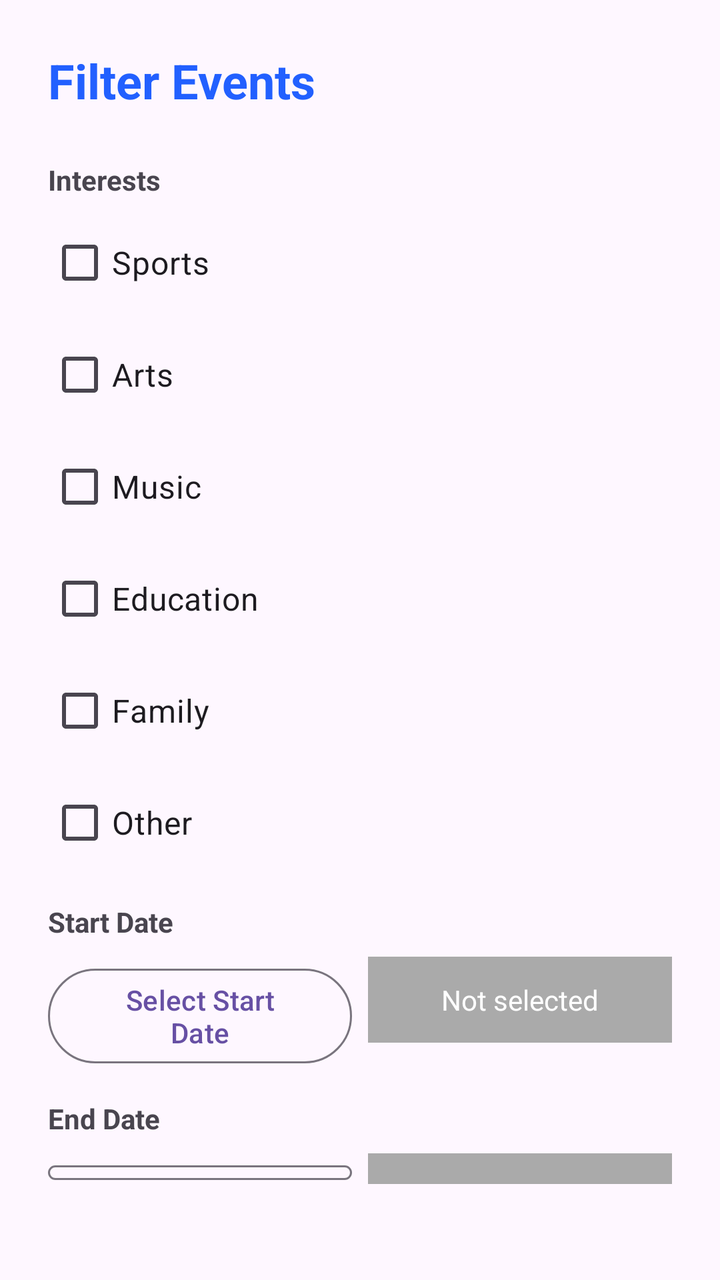
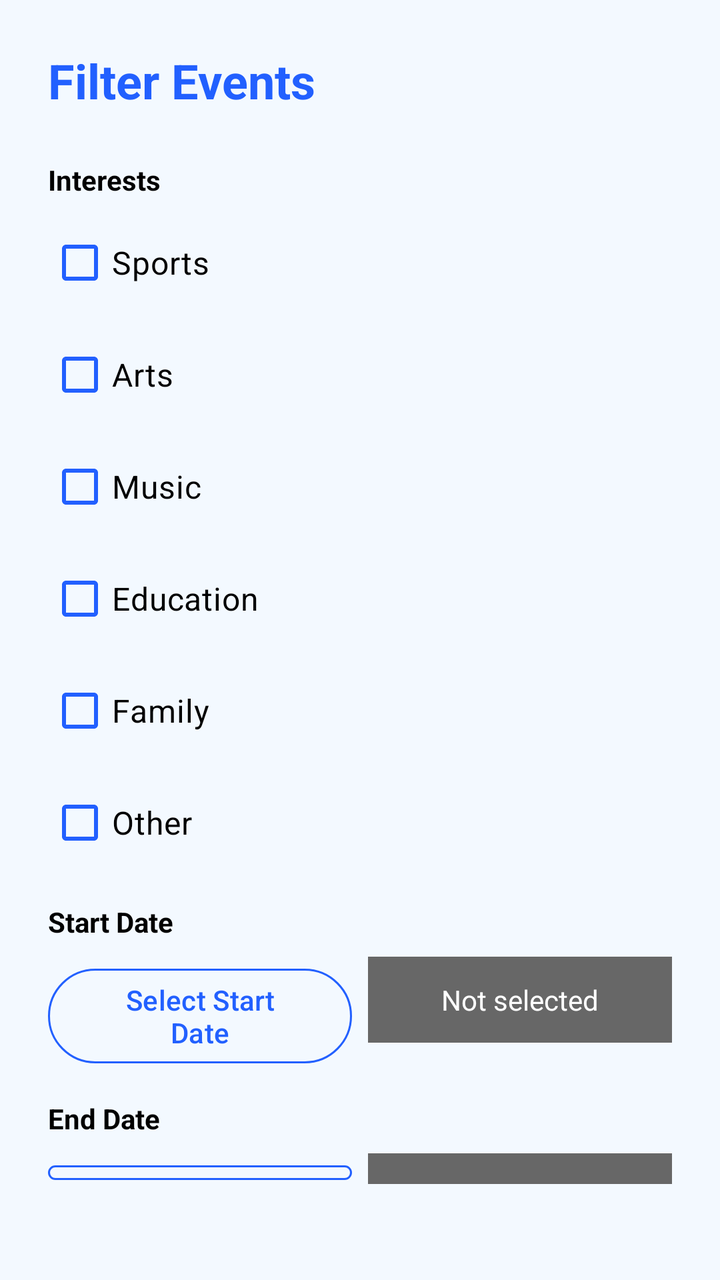

Before-and-after screenshots of an Android layout around one commit, followed by the original layout XML and the change that was made.
<!-- AndroidManifest.xml: application theme Theme.GitCat_events -->
<!-- res/layout/bottom_sheet_event_filter.xml -->
<?xml version="1.0" encoding="utf-8"?>
<LinearLayout xmlns:android="http://schemas.android.com/apk/res/android"
    xmlns:app="http://schemas.android.com/apk/res-auto"
    android:layout_width="match_parent"
    android:layout_height="wrap_content"
    android:orientation="vertical"
    android:padding="24dp">

    
    <TextView
        android:layout_width="match_parent"
        android:layout_height="wrap_content"
        android:layout_marginBottom="24dp"
        android:text="Filter Events"
        android:textColor="#2260FF"
        android:textSize="24sp"
        android:textStyle="bold" />

    
    <TextView
        android:layout_width="wrap_content"
        android:layout_height="wrap_content"
        android:layout_marginBottom="8dp"
        android:text="Interests"
        android:textSize="14sp"
        android:textStyle="bold" />

    <LinearLayout
        android:layout_width="match_parent"
        android:layout_height="wrap_content"
        android:orientation="vertical"
        android:layout_marginBottom="16dp">

        <com.google.android.material.checkbox.MaterialCheckBox
            android:id="@+id/checkboxFilterSports"
            android:layout_width="match_parent"
            android:layout_height="wrap_content"
            android:layout_marginBottom="8dp"
            android:text="Sports"
            android:textSize="16sp" />

        <com.google.android.material.checkbox.MaterialCheckBox
            android:id="@+id/checkboxFilterArts"
            android:layout_width="match_parent"
            android:layout_height="wrap_content"
            android:layout_marginBottom="8dp"
            android:text="Arts"
            android:textSize="16sp" />

        <com.google.android.material.checkbox.MaterialCheckBox
            android:id="@+id/checkboxFilterMusic"
            android:layout_width="match_parent"
            android:layout_height="wrap_content"
            android:layout_marginBottom="8dp"
            android:text="Music"
            android:textSize="16sp" />

        <com.google.android.material.checkbox.MaterialCheckBox
            android:id="@+id/checkboxFilterEducation"
            android:layout_width="match_parent"
            android:layout_height="wrap_content"
            android:layout_marginBottom="8dp"
            android:text="Education"
            android:textSize="16sp" />

        <com.google.android.material.checkbox.MaterialCheckBox
            android:id="@+id/checkboxFilterFamily"
            android:layout_width="match_parent"
            android:layout_height="wrap_content"
            android:layout_marginBottom="8dp"
            android:text="Family"
            android:textSize="16sp" />

        <com.google.android.material.checkbox.MaterialCheckBox
            android:id="@+id/checkboxFilterOther"
            android:layout_width="match_parent"
            android:layout_height="wrap_content"
            android:text="Other"
            android:textSize="16sp" />
    </LinearLayout>

    
    <TextView
        android:layout_width="wrap_content"
        android:layout_height="wrap_content"
        android:layout_marginBottom="8dp"
        android:text="Start Date"
        android:textSize="14sp"
        android:textStyle="bold" />

    <LinearLayout
        android:layout_width="match_parent"
        android:layout_height="wrap_content"
        android:layout_marginBottom="16dp"
        android:orientation="horizontal">

        <Button
            android:id="@+id/btnSelectStartDate"
            style="@style/Widget.Material3.Button.OutlinedButton"
            android:layout_width="0dp"
            android:layout_height="wrap_content"
            android:layout_marginEnd="8dp"
            android:layout_weight="1"
            android:text="Select Start Date" />

        <TextView
            android:id="@+id/tvStartDateDisplay"
            android:layout_width="0dp"
            android:layout_height="wrap_content"
            android:layout_weight="1"
            android:background="@android:color/darker_gray"
            android:gravity="center"
            android:padding="12dp"
            android:text="Not selected"
            android:textColor="@android:color/white"
            android:textSize="14sp" />
    </LinearLayout>

    
    <TextView
        android:layout_width="wrap_content"
        android:layout_height="wrap_content"
        android:layout_marginBottom="8dp"
        android:text="End Date"
        android:textSize="14sp"
        android:textStyle="bold" />

    <LinearLayout
        android:layout_width="match_parent"
        android:layout_height="wrap_content"
        android:layout_marginBottom="24dp"
        android:orientation="horizontal">

        <Button
            android:id="@+id/btnSelectEndDate"
            style="@style/Widget.Material3.Button.OutlinedButton"
            android:layout_width="0dp"
            android:layout_height="wrap_content"
            android:layout_marginEnd="8dp"
            android:layout_weight="1"
            android:text="Select End Date" />

        <TextView
            android:id="@+id/tvEndDateDisplay"
            android:layout_width="0dp"
            android:layout_height="wrap_content"
            android:layout_weight="1"
            android:background="@android:color/darker_gray"
            android:gravity="center"
            android:padding="12dp"
            android:text="Not selected"
            android:textColor="@android:color/white"
            android:textSize="14sp" />
    </LinearLayout>

    
    <TextView
        android:id="@+id/tvFilterError"
        android:layout_width="match_parent"
        android:layout_height="wrap_content"
        android:layout_marginBottom="16dp"
        android:textColor="#FF0000"
        android:textSize="12sp"
        android:visibility="gone" />

    
    <LinearLayout
        android:layout_width="match_parent"
        android:layout_height="wrap_content"
        android:orientation="horizontal">

        <Button
            android:id="@+id/btnClearFilters"
            style="@style/Widget.Material3.Button.OutlinedButton"
            android:layout_width="0dp"
            android:layout_height="wrap_content"
            android:layout_marginEnd="8dp"
            android:layout_weight="1"
            android:text="Clear Filters" />

        <Button
            android:id="@+id/btnApplyFilter"
            style="@style/Widget.Material3.Button"
            android:layout_width="0dp"
            android:layout_height="wrap_content"
            android:layout_weight="1"
            android:text="Apply Filter" />
    </LinearLayout>

</LinearLayout>
<!-- resources referenced by this layout -->
<resources>
  <style name="Theme.GitCat_events" parent="Base.Theme.GitCat_events" />
  <style name="Base.Theme.GitCat_events" parent="Theme.Material3.DayNight.NoActionBar">
          
          
      </style>
</resources>

<!-- the commit's change to res/layout/bottom_sheet_event_filter.xml (unified diff, before → after) -->
@@ -3,6 +3,7 @@
     xmlns:app="http://schemas.android.com/apk/res-auto"
     android:layout_width="match_parent"
     android:layout_height="wrap_content"
+    android:background="@color/background_color"
     android:orientation="vertical"
     android:padding="24dp">
 
@@ -12,7 +13,7 @@
         android:layout_height="wrap_content"
         android:layout_marginBottom="24dp"
         android:text="Filter Events"
-        android:textColor="#2260FF"
+        android:textColor="@color/text_color_colored"
         android:textSize="24sp"
         android:textStyle="bold" />
 
@@ -22,14 +23,15 @@
         android:layout_height="wrap_content"
         android:layout_marginBottom="8dp"
         android:text="Interests"
+        android:textColor="@color/text_color_dark"
         android:textSize="14sp"
         android:textStyle="bold" />
 
     <LinearLayout
         android:layout_width="match_parent"
         android:layout_height="wrap_content"
-        android:orientation="vertical"
-        android:layout_marginBottom="16dp">
+        android:layout_marginBottom="16dp"
+        android:orientation="vertical">
 
         <com.google.android.material.checkbox.MaterialCheckBox
             android:id="@+id/checkboxFilterSports"
@@ -37,7 +39,10 @@
             android:layout_height="wrap_content"
             android:layout_marginBottom="8dp"
             android:text="Sports"
-            android:textSize="16sp" />
+            android:textColor="@color/text_color_dark"
+            android:textSize="16sp"
+            app:buttonIconTint="@color/text_color_light"
+            app:buttonTint="@color/button_color" />
 
         <com.google.android.material.checkbox.MaterialCheckBox
             android:id="@+id/checkboxFilterArts"
@@ -45,7 +50,10 @@
             android:layout_height="wrap_content"
             android:layout_marginBottom="8dp"
             android:text="Arts"
-            android:textSize="16sp" />
+            android:textColor="@color/text_color_dark"
+            android:textSize="16sp"
+            app:buttonIconTint="@color/text_color_light"
+            app:buttonTint="@color/button_color" />
 
         <com.google.android.material.checkbox.MaterialCheckBox
             android:id="@+id/checkboxFilterMusic"
@@ -53,7 +61,10 @@
             android:layout_height="wrap_content"
             android:layout_marginBottom="8dp"
             android:text="Music"
-            android:textSize="16sp" />
+            android:textColor="@color/text_color_dark"
+            android:textSize="16sp"
+            app:buttonIconTint="@color/text_color_light"
+            app:buttonTint="@color/button_color" />
 
         <com.google.android.material.checkbox.MaterialCheckBox
             android:id="@+id/checkboxFilterEducation"
@@ -61,7 +72,10 @@
             android:layout_height="wrap_content"
             android:layout_marginBottom="8dp"
             android:text="Education"
-            android:textSize="16sp" />
+            android:textColor="@color/text_color_dark"
+            android:textSize="16sp"
+            app:buttonIconTint="@color/text_color_light"
+            app:buttonTint="@color/button_color" />
 
         <com.google.android.material.checkbox.MaterialCheckBox
             android:id="@+id/checkboxFilterFamily"
@@ -69,14 +83,20 @@
             android:layout_height="wrap_content"
             android:layout_marginBottom="8dp"
             android:text="Family"
-            android:textSize="16sp" />
+            android:textColor="@color/text_color_dark"
+            android:textSize="16sp"
+            app:buttonIconTint="@color/text_color_light"
+            app:buttonTint="@color/button_color" />
 
         <com.google.android.material.checkbox.MaterialCheckBox
             android:id="@+id/checkboxFilterOther"
             android:layout_width="match_parent"
             android:layout_height="wrap_content"
             android:text="Other"
-            android:textSize="16sp" />
+            android:textColor="@color/text_color_dark"
+            android:textSize="16sp"
+            app:buttonIconTint="@color/text_color_light"
+            app:buttonTint="@color/button_color" />
     </LinearLayout>
 
     
@@ -85,6 +105,7 @@
         android:layout_height="wrap_content"
         android:layout_marginBottom="8dp"
         android:text="Start Date"
+        android:textColor="@color/text_color_dark"
         android:textSize="14sp"
         android:textStyle="bold" />
 
@@ -101,18 +122,20 @@
             android:layout_height="wrap_content"
             android:layout_marginEnd="8dp"
             android:layout_weight="1"
-            android:text="Select Start Date" />
+            android:text="Select Start Date"
+            android:textColor="@color/button_color"
+            app:strokeColor="@color/button_color" />
 
         <TextView
             android:id="@+id/tvStartDateDisplay"
             android:layout_width="0dp"
             android:layout_height="wrap_content"
             android:layout_weight="1"
-            android:background="@android:color/darker_gray"
+            android:background="@color/text_color_medium"
             android:gravity="center"
             android:padding="12dp"
             android:text="Not selected"
-            android:textColor="@android:color/white"
+            android:textColor="@color/text_color_light"
             android:textSize="14sp" />
     </LinearLayout>
 
@@ -122,6 +145,7 @@
         android:layout_height="wrap_content"
         android:layout_marginBottom="8dp"
         android:text="End Date"
+        android:textColor="@color/text_color_dark"
         android:textSize="14sp"
         android:textStyle="bold" />
 
@@ -138,18 +162,20 @@
             android:layout_height="wrap_content"
             android:layout_marginEnd="8dp"
             android:layout_weight="1"
-            android:text="Select End Date" />
+            android:text="Select End Date"
+            android:textColor="@color/button_color"
+            app:strokeColor="@color/button_color" />
 
         <TextView
             android:id="@+id/tvEndDateDisplay"
             android:layout_width="0dp"
             android:layout_height="wrap_content"
             android:layout_weight="1"
-            android:background="@android:color/darker_gray"
+            android:background="@color/text_color_medium"
             android:gravity="center"
             android:padding="12dp"
             android:text="Not selected"
-            android:textColor="@android:color/white"
+            android:textColor="@color/text_color_light"
             android:textSize="14sp" />
     </LinearLayout>
 
@@ -176,7 +202,9 @@
             android:layout_height="wrap_content"
             android:layout_marginEnd="8dp"
             android:layout_weight="1"
-            android:text="Clear Filters" />
+            android:text="Clear Filters"
+            android:textColor="@color/button_color"
+            app:strokeColor="@color/button_color" />
 
         <Button
             android:id="@+id/btnApplyFilter"
@@ -184,7 +212,9 @@
             android:layout_width="0dp"
             android:layout_height="wrap_content"
             android:layout_weight="1"
-            android:text="Apply Filter" />
+            android:backgroundTint="@color/button_color"
+            android:text="Apply Filter"
+            android:textColor="@color/text_color_light" />
     </LinearLayout>
 
 </LinearLayout>
<!-- resource entries referenced after the edit -->
@@ -1,5 +1,11 @@
 <!-- resources referenced by this layout -->
 <resources>
+  <color name="background_color">#F3F9FF</color>
+  <color name="button_color">#2260ff</color>
+  <color name="text_color_colored">#2260ff</color>
+  <color name="text_color_dark">#000000</color>
+  <color name="text_color_light">#ffffff</color>
+  <color name="text_color_medium">#676767</color>
   <style name="Theme.GitCat_events" parent="Base.Theme.GitCat_events" />
   <style name="Base.Theme.GitCat_events" parent="Theme.Material3.DayNight.NoActionBar">
           
